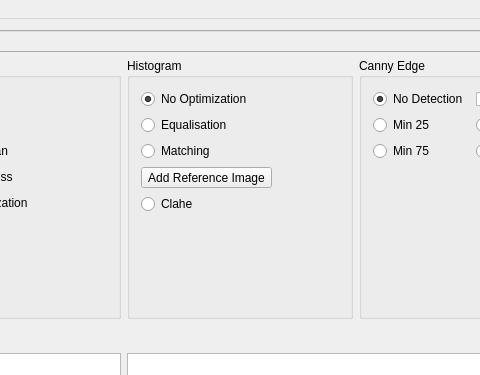
Above: mainwindow.ui from jasonjin34/hiwi-imageprocessing before the change; both pictures show x 350 to 830 and y 0 to 375 of the 947 by 702 pixel window. Below: the same form after it.
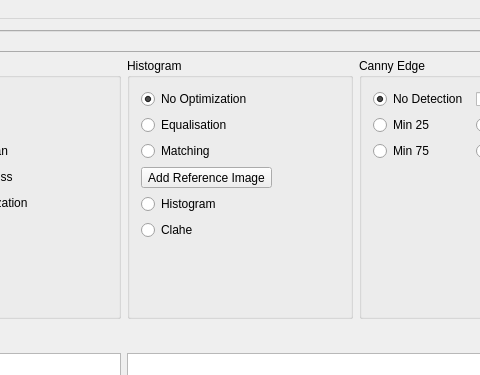
That is the form after the change.

Diff of the .ui file:
```diff
--- a/mainwindow.ui
+++ b/mainwindow.ui
@@ -223,6 +223,13 @@
            </property>
           </widget>
          </item>
+         <item>
+          <widget class="QRadioButton" name="optHistogramDraw">
+           <property name="text">
+            <string>Histogram </string>
+           </property>
+          </widget>
+         </item>
          <item>
           <widget class="QRadioButton" name="optHisClahe">
            <property name="text">
```
